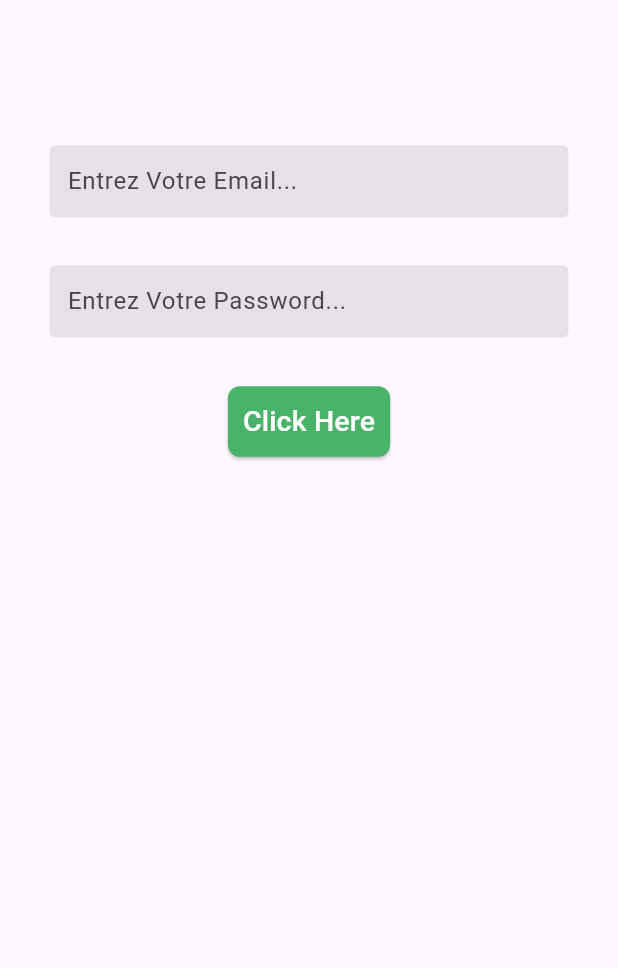
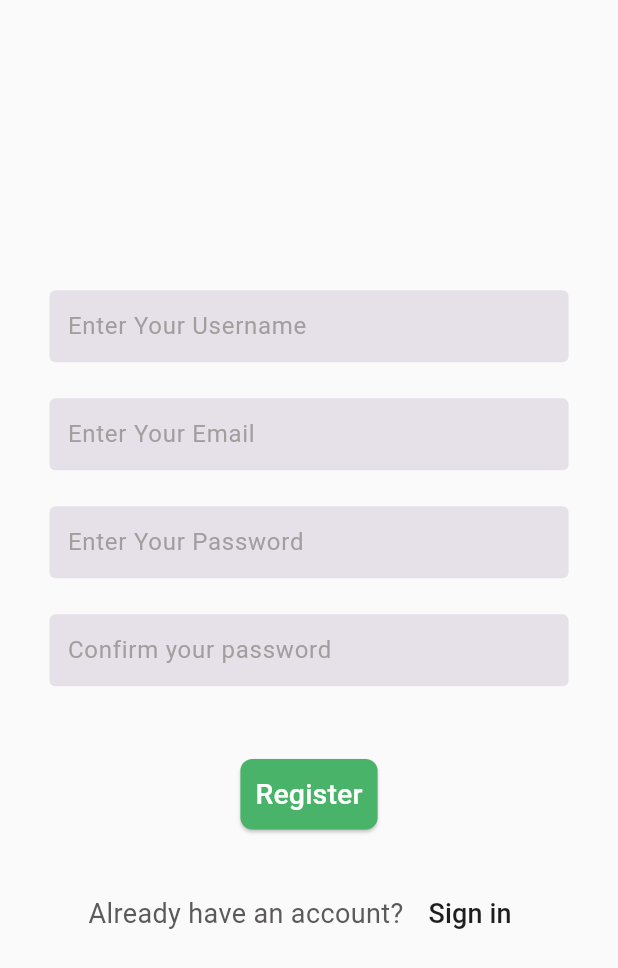
Before and after one commit to TarekBenAmor/flowerStore_app, a Flutter app: the screen it shows after launch, on a phone screen of 412 x 824 dp. Shown: the top 968 px of the screen. Run offline on Flutter 3.47's test engine with Material 3 defaults, Android fonts, the phone set to English and light mode, and no system bars.

Commit message:
"Third commit"

```diff
--- a/lib/main.dart
+++ b/lib/main.dart
@@ -1,4 +1,5 @@
-import 'package:flower_app/pages/login.dart';
+
+import 'package:flower_app/pages/register.dart';
 import 'package:flutter/material.dart';
 
 void main() {
@@ -13,7 +14,7 @@ class MyApp extends StatelessWidget {
   Widget build(BuildContext context) {
     return const MaterialApp(
       debugShowCheckedModeBanner: false,
-      home: Login(),
+      home: Register(),
     );
   }
 }
--- a/lib/pages/login.dart
+++ b/lib/pages/login.dart
@@ -1,3 +1,4 @@
+import 'package:flower_app/pages/register.dart';
 import 'package:flower_app/shared/colors.dart';
 import 'package:flower_app/shared/custom_textfield.dart';
 import 'package:flutter/material.dart';
@@ -7,11 +8,14 @@ class Login extends StatelessWidget {
 
   @override
   Widget build(BuildContext context) {
-    return Scaffold(
+    return SafeArea(
+      child: Scaffold(
+        backgroundColor: Color.fromARGB(255, 250, 250, 250),
         body: Center(
           child: Padding(
             padding: const EdgeInsets.all(33.0),
             child: Column(
+              mainAxisAlignment: MainAxisAlignment.center,
               children: [
                 const SizedBox(
                   height: 64,
@@ -20,7 +24,7 @@ class Login extends StatelessWidget {
                   keyboardType: TextInputType.emailAddress,
                   obscureText: false,
                   decoration: decorationTextfield.copyWith(
-                  hintText: "Entrez Votre Email...",
+                    hintText: "Enter Your Email...",
                   ),
                 ),
                 const SizedBox(
@@ -30,30 +34,56 @@ class Login extends StatelessWidget {
                   keyboardType: TextInputType.text,
                   obscureText: true,
                   decoration: decorationTextfield.copyWith(
-                  hintText: "Entrez Votre Password...",
+                    hintText: "Enter Your Password...",
                   ),
                 ),
                 const SizedBox(
-                height: 32,
+                  height: 48,
                 ),
                 ElevatedButton(
                   onPressed: () {},
                   style: ElevatedButton.styleFrom(
-                  backgroundColor:btnGreen,
+                    backgroundColor: btnGreen,
                     padding: EdgeInsets.all(10),
                     shape: RoundedRectangleBorder(
                       borderRadius: BorderRadius.circular(8),
                     ),
                   ),
                   child: Text(
-                  "Click Here",
+                    "Sign in",
                     style: TextStyle(
                       fontSize: 19,
                       color: Colors.white,
                     ),
                   ),
                 ),
+                const SizedBox(
+                  height: 32,
+                ),
+                Row(
+                  mainAxisAlignment: MainAxisAlignment.center,
+                  children: [
+                    Text("Don't have an account? ",
+                        style: TextStyle(
+                            color: const Color.fromARGB(255, 92, 89, 89),
+                            fontSize: 18)),
+                    TextButton(
+                      onPressed: () {
+                        Navigator.pushReplacement(
+                          context,
+                          MaterialPageRoute(
+                              builder: (context) => const Register()),
+                        );
+                      },
+                      child: Text("Sign up",
+                          style: TextStyle(
+                              color: const Color.fromARGB(255, 31, 30, 30),
+                              fontSize: 18)),
+                    ),
                   ],
+                )
+              ],
+            ),
           ),
         ),
       ),
--- /dev/null
+++ b/lib/pages/register.dart
@@ -0,0 +1,114 @@
+import 'package:flower_app/pages/login.dart';
+import 'package:flower_app/shared/colors.dart';
+import 'package:flower_app/shared/custom_textfield.dart';
+import 'package:flutter/material.dart';
+
+class Register extends StatelessWidget {
+  const Register({super.key});
+
+  @override
+  Widget build(BuildContext context) {
+    return SafeArea(
+      child: Scaffold(
+        backgroundColor: Color.fromARGB(255, 250, 250, 250),
+        body: Center(
+          child: Padding(
+            padding: const EdgeInsets.all(33.0),
+            child: SingleChildScrollView(
+              child: Column(
+                mainAxisAlignment: MainAxisAlignment.center,
+                children: [
+                  const SizedBox(
+                    height: 3,
+                  ),
+                  TextField(
+                    keyboardType: TextInputType.text,
+                    obscureText: false,
+                    decoration: decorationTextfield.copyWith(
+                      hintText: "Enter Your Username",
+                    ),
+                  ),
+                  const SizedBox(
+                    height: 24,
+                  ),
+                  TextField(
+                    keyboardType: TextInputType.emailAddress,
+                    obscureText: false,
+                    decoration: decorationTextfield.copyWith(
+                      hintText: "Enter Your Email",
+                    ),
+                  ),
+                  const SizedBox(
+                    height: 24,
+                  ),
+                  TextField(
+                    keyboardType: TextInputType.text,
+                    obscureText: true,
+                    decoration: decorationTextfield.copyWith(
+                      hintText: "Enter Your Password",
+                    ),
+                  ),
+                  const SizedBox(
+                    height: 24,
+                  ),
+                  TextField(
+                    keyboardType: TextInputType.text,
+                    obscureText: true,
+                    decoration: decorationTextfield.copyWith(
+                      hintText: "Confirm your password",
+                    ),
+                  ),
+                  const SizedBox(
+                    height: 48,
+                  ),
+                  ElevatedButton(
+                    onPressed: () {},
+                    style: ElevatedButton.styleFrom(
+                      backgroundColor: btnGreen,
+                      padding: EdgeInsets.all(10),
+                      shape: RoundedRectangleBorder(
+                        borderRadius: BorderRadius.circular(8),
+                      ),
+                    ),
+                    child: Text(
+                      "Register",
+                      style: TextStyle(
+                        fontSize: 19,
+                        color: Colors.white,
+                      ),
+                    ),
+                  ),
+                  const SizedBox(
+                    height: 32,
+                  ),
+                  Row(
+                    mainAxisAlignment: MainAxisAlignment.center,
+                    children: [
+                      Text("Already have an account? ",
+                          style: TextStyle(
+                              color: const Color.fromARGB(255, 92, 89, 89),
+                              fontSize: 18)),
+                      TextButton(
+                        onPressed: () {
+                          Navigator.pushReplacement(
+                            context,
+                            MaterialPageRoute(
+                                builder: (context) => const Login()),
+                          );
+                        },
+                        child: Text("Sign in",
+                            style: TextStyle(
+                                color: const Color.fromARGB(255, 31, 30, 30),
+                                fontSize: 18)),
+                      ),
+                    ],
+                  )
+                ],
+              ),
+            ),
+          ),
+        ),
+      ),
+    );
+  }
+}
--- a/lib/shared/custom_textfield.dart
+++ b/lib/shared/custom_textfield.dart
@@ -2,6 +2,7 @@ import 'package:flutter/material.dart';
 
 const decorationTextfield = InputDecoration(
 
+  hintStyle: TextStyle(color: Color.fromARGB(255, 163, 158, 158)), // Définir la couleur ici
   // To delete borders
   enabledBorder: OutlineInputBorder(
     borderSide: BorderSide.none,
```
Also changed, not shown: 3 other files. Lines whose indentation alone changed are shown as unchanged.
